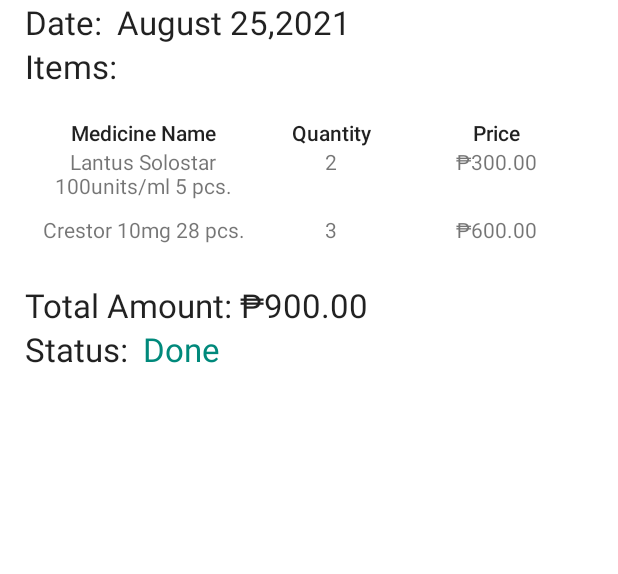
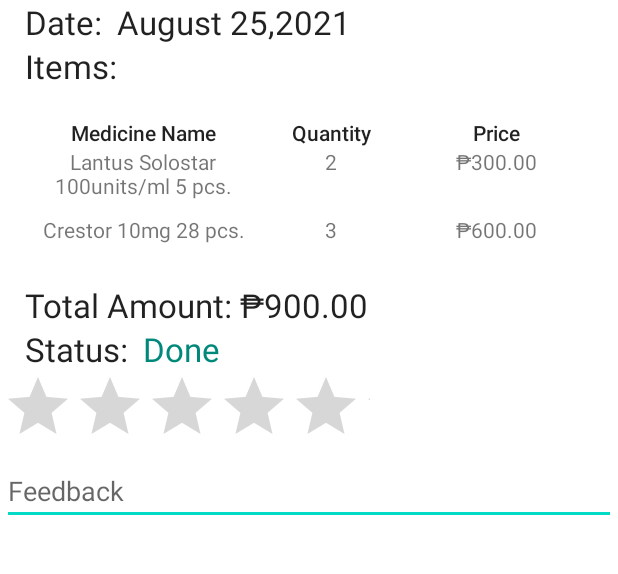
Before and after one commit to jSunpayco/MOBDEVE_S16_Group22_MP, an Android app: the layout overview_transaction_layout.xml on its own in the app's theme, with its tools: preview values and no code run, on a phone screen of 412 x 824 dp, the part 170-744 px from its top. Run offline under Robolectric (Android 15) with nearby library versions, the phone set to English and light mode, and no system bars.

Commit message:
Action Title

```diff
--- a/app/src/main/java/com/mobdeve/s16/group22/medelivery/AboutUsActivity.java
+++ b/app/src/main/java/com/mobdeve/s16/group22/medelivery/AboutUsActivity.java
@@ -10,5 +10,6 @@ public class AboutUsActivity extends AppCompatActivity {
         super.onCreate(savedInstanceState);
         setContentView(R.layout.aboutus_layout);
         getSupportActionBar().setDisplayHomeAsUpEnabled(true);
+        setTitle("About Us");
     }
 }
--- a/app/src/main/java/com/mobdeve/s16/group22/medelivery/CartActivity.java
+++ b/app/src/main/java/com/mobdeve/s16/group22/medelivery/CartActivity.java
@@ -18,6 +18,7 @@ public class CartActivity extends AppCompatActivity {
     protected void onCreate(Bundle savedInstanceState) {
         super.onCreate(savedInstanceState);
         setContentView(R.layout.cart_layout);
+        setTitle("Shopping Cart");
         this.orderBtn = findViewById(R.id.order_button);
         orderBtn.setOnClickListener(new View.OnClickListener() {
             @Override
--- a/app/src/main/java/com/mobdeve/s16/group22/medelivery/HandbookActivity.java
+++ b/app/src/main/java/com/mobdeve/s16/group22/medelivery/HandbookActivity.java
@@ -15,6 +15,7 @@ public class HandbookActivity extends AppCompatActivity {
         super.onCreate(savedInstanceState);
         setContentView(R.layout.activity_handbook);
         getSupportActionBar().setDisplayHomeAsUpEnabled(true);
+        setTitle("Medicine Handbook");
 
         this.webV = findViewById(R.id.webV);
         this.webV.setWebViewClient(new WebViewClient());
--- a/app/src/main/java/com/mobdeve/s16/group22/medelivery/ItemListActivity.java
+++ b/app/src/main/java/com/mobdeve/s16/group22/medelivery/ItemListActivity.java
@@ -39,6 +39,7 @@ public class ItemListActivity extends AppCompatActivity {
         super.onCreate(savedInstanceState);
         setContentView(R.layout.items_list_layout);
         getSupportActionBar().setDisplayHomeAsUpEnabled(true);
+        setTitle("Item Search");
 
         this.recyclerView = findViewById(R.id.itemRecyclerVIew);
         this.swipeRefreshLayout = findViewById(R.id.itemScrollView);
--- a/app/src/main/java/com/mobdeve/s16/group22/medelivery/LoginActivity.java
+++ b/app/src/main/java/com/mobdeve/s16/group22/medelivery/LoginActivity.java
@@ -26,6 +26,7 @@ public class LoginActivity extends AppCompatActivity {
     protected void onCreate(Bundle savedInstanceState) {
         super.onCreate(savedInstanceState);
         setContentView(R.layout.activity_login);
+        setTitle("Medelivery - Login");
 
         this.loginMailET = findViewById(R.id.loginMailET);
         this.loginPasswordET = findViewById(R.id.loginPasswordET);
--- a/app/src/main/java/com/mobdeve/s16/group22/medelivery/MainActivity.java
+++ b/app/src/main/java/com/mobdeve/s16/group22/medelivery/MainActivity.java
@@ -27,6 +27,7 @@ public class MainActivity extends AppCompatActivity {
         }else{
 
             setContentView(R.layout.activity_main);
+            setTitle("Home");
 
             this.bottomNavigationView = findViewById(R.id.bottomNavigationView);
             this.bottomNavigationView.setOnNavigationItemSelectedListener(navListener);
--- a/app/src/main/java/com/mobdeve/s16/group22/medelivery/OverviewItemActivity.java
+++ b/app/src/main/java/com/mobdeve/s16/group22/medelivery/OverviewItemActivity.java
@@ -10,5 +10,6 @@ public class OverviewItemActivity extends AppCompatActivity {
         super.onCreate(savedInstanceState);
         setContentView(R.layout.overview_transaction_layout);
         getSupportActionBar().setDisplayHomeAsUpEnabled(true);
+        setTitle("Transaction Details");
     }
 }
--- a/app/src/main/java/com/mobdeve/s16/group22/medelivery/RegisterActivity.java
+++ b/app/src/main/java/com/mobdeve/s16/group22/medelivery/RegisterActivity.java
@@ -35,6 +35,7 @@ public class RegisterActivity extends AppCompatActivity {
     protected void onCreate(Bundle savedInstanceState) {
         super.onCreate(savedInstanceState);
         setContentView(R.layout.activity_register);
+        setTitle("Medelivery - Register");
 
         this.registerFNameET = findViewById(R.id.registerFNameET);
         this.registerLNameET = findViewById(R.id.registerLNameET);
--- a/app/src/main/res/layout/overview_transaction_layout.xml
+++ b/app/src/main/res/layout/overview_transaction_layout.xml
@@ -184,6 +184,22 @@
                 android:textColor="#00897B" />
         </LinearLayout>
 
+        <RatingBar
+            android:id="@+id/ratingBar3"
+            android:layout_width="245dp"
+            android:layout_height="wrap_content"
+            tools:ignore="SpeakableTextPresentCheck" />
+
+        <EditText
+            android:id="@+id/feedbackEt"
+            android:layout_width="match_parent"
+            android:layout_height="45dp"
+            android:ems="10"
+            android:gravity="start|top"
+            android:hint="Feedback"
+            android:inputType="textMultiLine"
+            tools:ignore="TouchTargetSizeCheck" />
+
     </LinearLayout>
 
 </androidx.constraintlayout.widget.ConstraintLayout>
```
Also changed, not shown: app/src/main/res/drawable/list.png.
